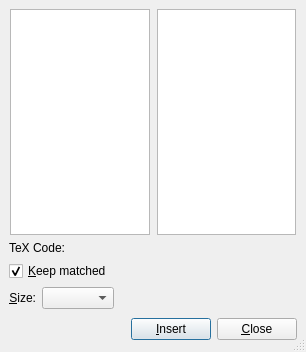
Qt form src/frontends/qt4/ui/DelimiterUi.ui (cburschka/lyx) before a commit.
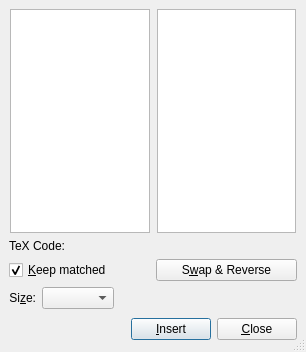
The same form after that commit.

Commit message: From c7899a30a0b5975bf599a69ecd11ab25e1cdf1a4 Mon Sep 17 00:00:00 2001 From: "Joel A. Kulesza" <jkulesza@gmail.com> Date: Mon, 24 Oct 2016 17:37:58 -0600 Subject: [PATCH] Add "Swap & Reverse" to math delimiter dialog

The edit to the form file:
```diff
--- a/src/frontends/qt4/ui/DelimiterUi.ui
+++ b/src/frontends/qt4/ui/DelimiterUi.ui
@@ -9,10 +9,8 @@
     <height>352</height>
    </rect>
   </property>
-  <property name="sizePolicy" >
-   <sizepolicy>
-    <hsizetype>5</hsizetype>
-    <vsizetype>5</vsizetype>
+  <property name="sizePolicy">
+   <sizepolicy hsizetype="Preferred" vsizetype="Preferred">
     <horstretch>0</horstretch>
     <verstretch>0</verstretch>
    </sizepolicy>
@@ -35,218 +33,20 @@
   <property name="sizeGripEnabled" >
    <bool>true</bool>
   </property>
-  <layout class="QGridLayout" name="gridLayout" >
-   <item row="0" column="0" >
-    <layout class="QGridLayout" >
-     <property name="margin" >
-      <number>0</number>
-     </property>
-     <property name="spacing" >
-      <number>6</number>
-     </property>
-     <item row="0" column="0" >
-      <layout class="QHBoxLayout" >
-       <property name="spacing" >
-        <number>6</number>
-       </property>
-       <property name="margin" >
-        <number>0</number>
-       </property>
+  <layout class="QGridLayout" name="gridLayout">
+   <item row="0" column="0">
+    <layout class="QGridLayout">
+     <item row="5" column="0">
+      <layout class="QHBoxLayout">
        <item>
-        <widget class="QListWidget" name="leftLW" >
-         <property name="sizePolicy" >
-          <sizepolicy>
-           <hsizetype>5</hsizetype>
-           <vsizetype>5</vsizetype>
-           <horstretch>0</horstretch>
-           <verstretch>0</verstretch>
-          </sizepolicy>
-         </property>
-         <property name="minimumSize" >
-          <size>
-           <width>60</width>
-           <height>0</height>
-          </size>
-         </property>
-         <property name="maximumSize" >
-          <size>
-           <width>140</width>
-           <height>16777215</height>
-          </size>
-         </property>
-         <property name="iconSize" >
-          <size>
-           <width>16</width>
-           <height>16</height>
-          </size>
-         </property>
-         <property name="resizeMode" >
-          <enum>QListView::Adjust</enum>
-         </property>
-         <property name="spacing" >
-          <number>2</number>
-         </property>
-         <property name="currentRow" >
-          <number>-1</number>
-         </property>
-        </widget>
-       </item>
-       <item>
-        <widget class="QListWidget" name="rightLW" >
-         <property name="sizePolicy" >
-          <sizepolicy>
-           <hsizetype>5</hsizetype>
-           <vsizetype>5</vsizetype>
-           <horstretch>0</horstretch>
-           <verstretch>0</verstretch>
-          </sizepolicy>
-         </property>
-         <property name="minimumSize" >
-          <size>
-           <width>60</width>
-           <height>0</height>
-          </size>
-         </property>
-         <property name="maximumSize" >
-          <size>
-           <width>139</width>
-           <height>16777215</height>
-          </size>
-         </property>
-         <property name="iconSize" >
-          <size>
-           <width>16</width>
-           <height>16</height>
-          </size>
-         </property>
-         <property name="resizeMode" >
-          <enum>QListView::Adjust</enum>
-         </property>
-         <property name="spacing" >
-          <number>2</number>
-         </property>
-        </widget>
-       </item>
-      </layout>
-     </item>
-     <item row="1" column="0" >
-      <widget class="QLabel" name="texCodeL" >
-       <property name="sizePolicy" >
-        <sizepolicy>
-         <hsizetype>3</hsizetype>
-         <vsizetype>0</vsizetype>
-         <horstretch>0</horstretch>
-         <verstretch>0</verstretch>
-        </sizepolicy>
-       </property>
-       <property name="text" >
-        <string>TeX Code: </string>
-       </property>
-       <property name="textFormat" >
-        <enum>Qt::AutoText</enum>
-       </property>
-       <property name="alignment" >
-        <set>Qt::AlignLeading|Qt::AlignLeft|Qt::AlignVCenter</set>
-       </property>
-       <property name="wordWrap" >
-        <bool>false</bool>
-       </property>
-      </widget>
-     </item>
-     <item row="2" column="0" >
-      <widget class="QCheckBox" name="matchCB" >
-       <property name="sizePolicy" >
-        <sizepolicy>
-         <hsizetype>3</hsizetype>
-         <vsizetype>0</vsizetype>
-         <horstretch>0</horstretch>
-         <verstretch>0</verstretch>
-        </sizepolicy>
-       </property>
-       <property name="toolTip" >
-        <string>Match delimiter types</string>
-       </property>
-       <property name="text" >
-        <string>&amp;Keep matched</string>
-       </property>
-       <property name="checked" >
-        <bool>true</bool>
-       </property>
-      </widget>
-     </item>
-     <item row="3" column="0" >
-      <layout class="QHBoxLayout" >
-       <property name="spacing" >
-        <number>6</number>
-       </property>
-       <property name="margin" >
-        <number>0</number>
-       </property>
-       <item>
-        <widget class="QLabel" name="label" >
-         <property name="sizePolicy" >
-          <sizepolicy>
-           <hsizetype>5</hsizetype>
-           <vsizetype>0</vsizetype>
-           <horstretch>0</horstretch>
-           <verstretch>0</verstretch>
-          </sizepolicy>
-         </property>
-         <property name="text" >
-          <string>&amp;Size:</string>
-         </property>
-         <property name="alignment" >
-          <set>Qt::AlignRight|Qt::AlignTrailing|Qt::AlignVCenter</set>
-         </property>
-         <property name="buddy" >
-          <cstring>sizeCO</cstring>
-         </property>
-        </widget>
-       </item>
-       <item>
-        <widget class="QComboBox" name="sizeCO" >
-         <property name="sizePolicy" >
-          <sizepolicy>
-           <hsizetype>5</hsizetype>
-           <vsizetype>0</vsizetype>
-           <horstretch>0</horstretch>
-           <verstretch>0</verstretch>
-          </sizepolicy>
-         </property>
-        </widget>
-       </item>
-       <item>
         <spacer>
          <property name="orientation" >
           <enum>Qt::Horizontal</enum>
          </property>
-         <property name="sizeHint" stdset="0" >
-          <size>
-           <width>40</width>
-           <height>20</height>
-          </size>
-         </property>
-        </spacer>
-       </item>
-      </layout>
-     </item>
-     <item row="4" column="0" >
-      <layout class="QHBoxLayout" >
-       <property name="spacing" >
-        <number>6</number>
-       </property>
-       <property name="margin" >
-        <number>0</number>
-       </property>
-       <item>
-        <spacer>
-         <property name="orientation" >
-          <enum>Qt::Horizontal</enum>
-         </property>
-         <property name="sizeType" >
+         <property name="sizeType">
           <enum>QSizePolicy::Expanding</enum>
          </property>
-         <property name="sizeHint" stdset="0" >
+         <property name="sizeHint" stdset="0">
           <size>
            <width>50</width>
            <height>28</height>
@@ -289,12 +89,194 @@
        </item>
       </layout>
      </item>
+     <item row="4" column="0">
+      <layout class="QHBoxLayout">
+       <item>
+        <widget class="QLabel" name="label">
+         <property name="sizePolicy">
+          <sizepolicy hsizetype="Preferred" vsizetype="Fixed">
+           <horstretch>0</horstretch>
+           <verstretch>0</verstretch>
+          </sizepolicy>
+         </property>
+         <property name="text">
+          <string>Si&amp;ze:</string>
+         </property>
+         <property name="alignment">
+          <set>Qt::AlignRight|Qt::AlignTrailing|Qt::AlignVCenter</set>
+         </property>
+         <property name="buddy">
+          <cstring>sizeCO</cstring>
+         </property>
+        </widget>
+       </item>
+       <item>
+        <widget class="QComboBox" name="sizeCO">
+         <property name="sizePolicy">
+          <sizepolicy hsizetype="Preferred" vsizetype="Fixed">
+           <horstretch>0</horstretch>
+           <verstretch>0</verstretch>
+          </sizepolicy>
+         </property>
+        </widget>
+       </item>
+       <item>
+        <spacer>
+         <property name="orientation">
+          <enum>Qt::Horizontal</enum>
+         </property>
+         <property name="sizeHint" stdset="0">
+          <size>
+           <width>40</width>
+           <height>20</height>
+          </size>
+         </property>
+        </spacer>
+       </item>
+      </layout>
+     </item>
+     <item row="1" column="0">
+      <widget class="QLabel" name="texCodeL">
+       <property name="sizePolicy">
+        <sizepolicy hsizetype="MinimumExpanding" vsizetype="Fixed">
+         <horstretch>0</horstretch>
+         <verstretch>0</verstretch>
+        </sizepolicy>
+       </property>
+       <property name="text">
+        <string>TeX Code: </string>
+       </property>
+       <property name="textFormat">
+        <enum>Qt::AutoText</enum>
+       </property>
+       <property name="alignment">
+        <set>Qt::AlignLeading|Qt::AlignLeft|Qt::AlignVCenter</set>
+       </property>
+       <property name="wordWrap">
+        <bool>false</bool>
+       </property>
+      </widget>
+     </item>
+     <item row="0" column="0">
+      <layout class="QHBoxLayout">
+       <item>
+        <widget class="QListWidget" name="leftLW">
+         <property name="sizePolicy">
+          <sizepolicy hsizetype="Preferred" vsizetype="Preferred">
+           <horstretch>0</horstretch>
+           <verstretch>0</verstretch>
+          </sizepolicy>
+         </property>
+         <property name="minimumSize">
+          <size>
+           <width>60</width>
+           <height>0</height>
+          </size>
+         </property>
+         <property name="maximumSize">
+          <size>
+           <width>140</width>
+           <height>16777215</height>
+          </size>
+         </property>
+         <property name="iconSize">
+          <size>
+           <width>16</width>
+           <height>16</height>
+          </size>
+         </property>
+         <property name="resizeMode">
+          <enum>QListView::Adjust</enum>
+         </property>
+         <property name="spacing">
+          <number>2</number>
+         </property>
+         <property name="currentRow">
+          <number>-1</number>
+         </property>
+        </widget>
+       </item>
+       <item>
+        <widget class="QListWidget" name="rightLW">
+         <property name="sizePolicy">
+          <sizepolicy hsizetype="Preferred" vsizetype="Preferred">
+           <horstretch>0</horstretch>
+           <verstretch>0</verstretch>
+          </sizepolicy>
+         </property>
+         <property name="minimumSize">
+          <size>
+           <width>60</width>
+           <height>0</height>
+          </size>
+         </property>
+         <property name="maximumSize">
+          <size>
+           <width>139</width>
+           <height>16777215</height>
+          </size>
+         </property>
+         <property name="iconSize">
+          <size>
+           <width>16</width>
+           <height>16</height>
+          </size>
+         </property>
+         <property name="resizeMode">
+          <enum>QListView::Adjust</enum>
+         </property>
+         <property name="spacing">
+          <number>2</number>
+         </property>
+        </widget>
+       </item>
+      </layout>
+     </item>
+     <item row="2" column="0">
+      <layout class="QHBoxLayout" name="horizontalLayout">
+       <item>
+        <widget class="QCheckBox" name="matchCB">
+         <property name="sizePolicy">
+          <sizepolicy hsizetype="MinimumExpanding" vsizetype="Fixed">
+           <horstretch>0</horstretch>
+           <verstretch>0</verstretch>
+          </sizepolicy>
+         </property>
+         <property name="toolTip">
+          <string>Match delimiter types</string>
+         </property>
+         <property name="text">
+          <string>&amp;Keep matched</string>
+         </property>
+         <property name="checked">
+          <bool>true</bool>
+         </property>
+        </widget>
+       </item>
+       <item>
+        <widget class="QPushButton" name="swapPB">
+         <property name="sizePolicy">
+          <sizepolicy hsizetype="MinimumExpanding" vsizetype="Fixed">
+           <horstretch>0</horstretch>
+           <verstretch>0</verstretch>
+          </sizepolicy>
+         </property>
+         <property name="toolTip">
+          <string>Swap left and right delimiter type (while reversing to the appropriate direction)</string>
+         </property>
+         <property name="text">
+          <string>S&amp;wap &amp;&amp; Reverse</string>
+         </property>
+        </widget>
+       </item>
+      </layout>
+     </item>
     </layout>
    </item>
   </layout>
   <zorder>leftLW</zorder>
  </widget>
- <layoutdefault spacing="6" margin="9" />
+ <layoutdefault spacing="6" margin="9"/>
  <tabstops>
   <tabstop>matchCB</tabstop>
   <tabstop>sizeCO</tabstop>
```
Left out of the diff: 43 changed lines with no effect on the pictures. The commit also changes 2 other files.
